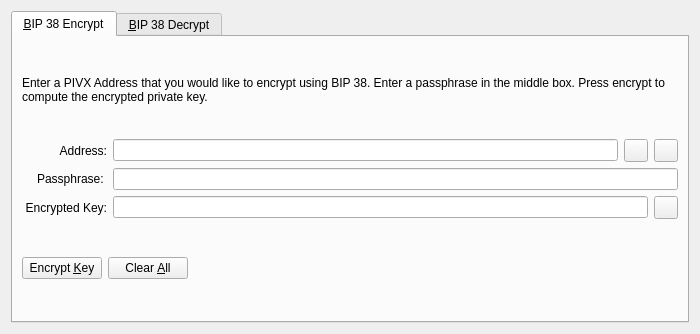
ygtars/SmartBlock, file src/qt/forms/bip38tooldialog.ui: the form before one commit.
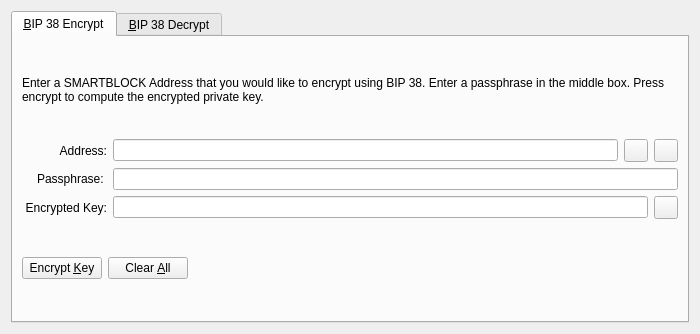
The form after the commit. The open tabs and pages were chosen to show the change. Icons and pictures are not drawn. Custom widgets are drawn as their Qt base class.

Diff of the .ui file:
```diff
--- a/src/qt/forms/bip38tooldialog.ui
+++ b/src/qt/forms/bip38tooldialog.ui
@@ -30,7 +30,7 @@
        <item>
         <widget class="QLabel" name="infoLabel_ENC">
          <property name="text">
-          <string>Enter a PIVX Address that you would like to encrypt using BIP 38. Enter a passphrase in the middle box. Press encrypt to compute the encrypted private key.</string>
+          <string>Enter a SMARTBLOCK Address that you would like to encrypt using BIP 38. Enter a passphrase in the middle box. Press encrypt to compute the encrypted private key.</string>
          </property>
          <property name="textFormat">
           <enum>Qt::PlainText</enum>
```
Left out of the diff: 22 changed lines with no effect on the pictures.
